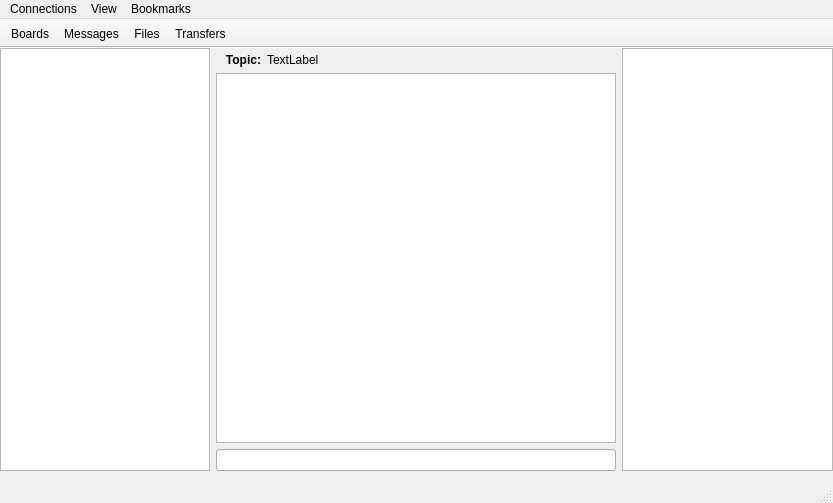
Above: drmainwindow.ui from nark/Deriv before the change. Below: the same form after it.
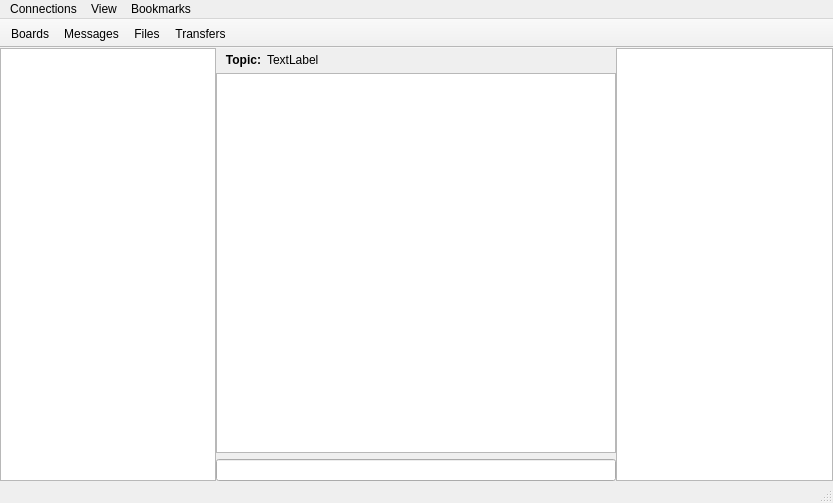
That is the form after the change. Icons and pictures are not drawn.

The edit to the form file:
```diff
--- a/drmainwindow.ui
+++ b/drmainwindow.ui
@@ -34,7 +34,10 @@
      <number>0</number>
     </property>
     <property name="bottomMargin">
-     <number>10</number>
+     <number>0</number>
+    </property>
+    <property name="spacing">
+     <number>0</number>
     </property>
     <item row="0" column="2">
      <widget class="QListView" name="userList">
@@ -129,6 +132,9 @@
           <height>16777215</height>
          </size>
         </property>
+        <property name="lineWidth">
+         <number>1</number>
+        </property>
         <property name="undoRedoEnabled">
          <bool>false</bool>
         </property>
```
Left out of the diff: 12 changed lines with no effect on the pictures.
